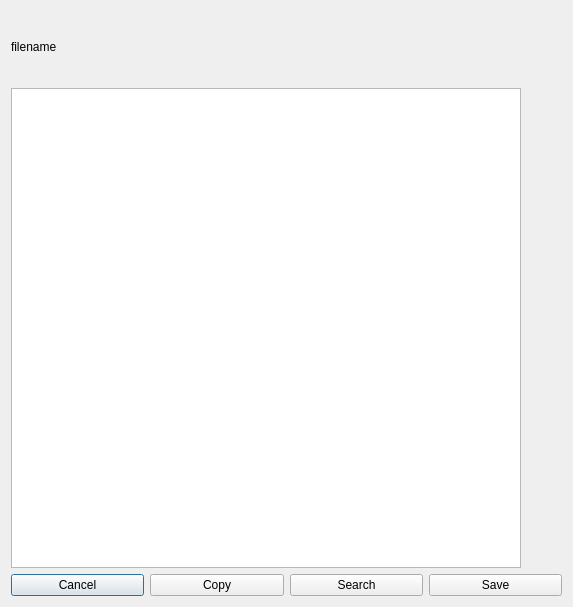
Before: the Qt Designer form editordialog.ui in Eliminater74/adblink, drawn with Qt 5.
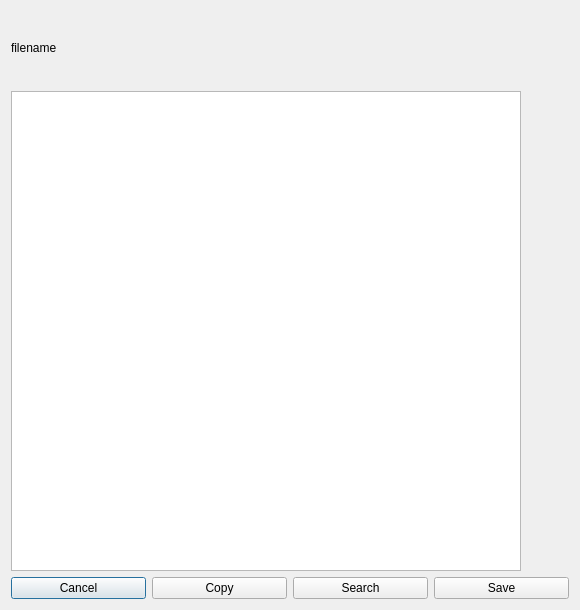
After: the same form once the commit is applied.

Commit message: editor dialog resize

Diff of the .ui file:
```diff
--- a/editordialog.ui
+++ b/editordialog.ui
@@ -6,10 +6,22 @@
    <rect>
     <x>0</x>
     <y>0</y>
-    <width>573</width>
-    <height>607</height>
+    <width>580</width>
+    <height>610</height>
    </rect>
   </property>
+  <property name="minimumSize">
+   <size>
+    <width>580</width>
+    <height>610</height>
+   </size>
+  </property>
+  <property name="maximumSize">
+   <size>
+    <width>580</width>
+    <height>610</height>
+   </size>
+  </property>
   <property name="windowTitle">
    <string>editor</string>
   </property>
```
